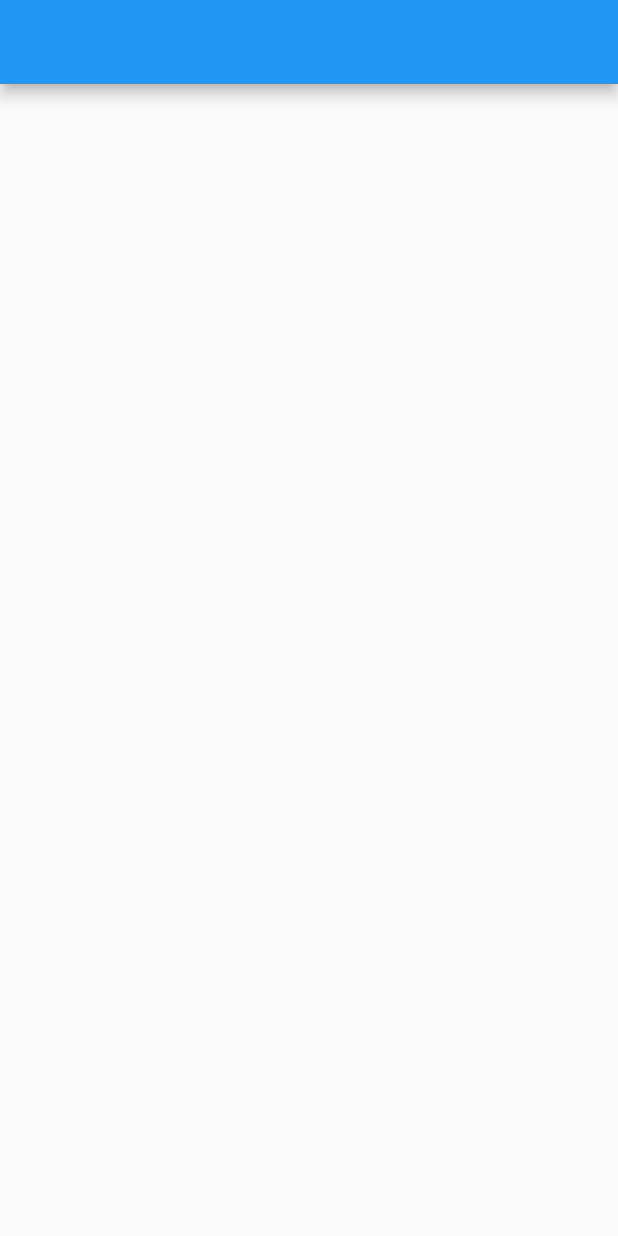
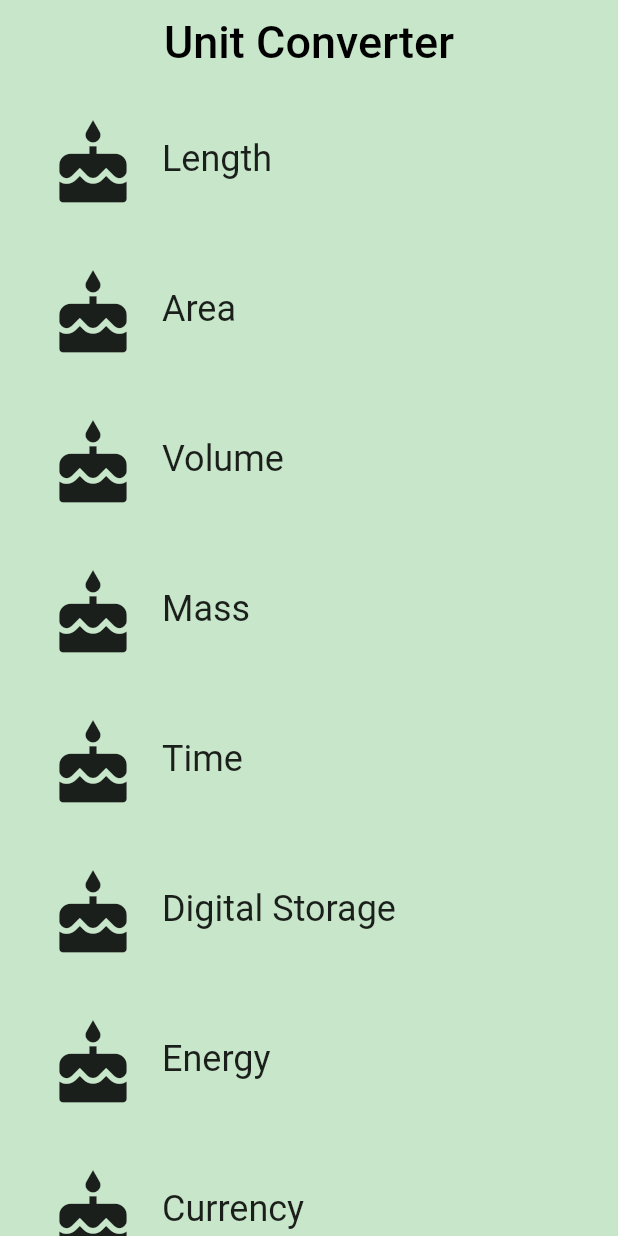
Before and after one commit to wbdvlpr7/udacity-course, a Flutter app: the CategoryRoute screen opened directly, on a phone screen of 412 x 824 dp. Run offline on Flutter 3.47's test engine with Material 2 defaults, Android fonts, the phone set to English and light mode, and no system bars.

Commit message:
03_category_route

```diff
--- a/course/03_category_route/task_03_category_route/lib/category_route.dart
+++ b/course/03_category_route/task_03_category_route/lib/category_route.dart
@@ -7,6 +7,9 @@
 import 'package:flutter/material.dart';
 
 // TODO: Check if we need to import anything
+import 'category.dart';
+
+final _backgroundColor = Colors.green[100];
 
 // TODO: Define any constants
 
@@ -47,16 +50,47 @@ class CategoryRoute extends StatelessWidget {
     // TODO: Create a list of the eight Categories, using the names and colors
     // from above. Use a placeholder icon, such as `Icons.cake` for each
     // Category. We'll add custom icons later.
+    final List<Category> categories = [];
+    for (var i = 0; i < _categoryNames.length; i++) {
+      categories.add(
+        Category(
+            name: _categoryNames[i],
+            color: _baseColors[i] as ColorSwatch<dynamic>,
+            iconLocation: Icons.cake),
+      );
+    }
 
     // TODO: Create a list view of the Categories
-    final listView = Container();
+    final listView = Container(
+      padding: const EdgeInsets.symmetric(horizontal: 8.0),
+      color: _backgroundColor,
+      child: _buildListView(categories),
+    );
 
     // TODO: Create an App Bar
-    final appBar = AppBar();
+    final appBar = AppBar(
+      centerTitle: true,
+      elevation: 0.0,
+      backgroundColor: _backgroundColor,
+      title: const Text(
+        'Unit Converter',
+        style: TextStyle(
+          fontSize: 30.0,
+          color: Colors.black,
+        ),
+      ),
+    );
 
     return Scaffold(
       appBar: appBar,
       body: listView,
     );
   }
+
+  ListView _buildListView(List<Category> categories) {
+    return ListView.builder(
+      itemBuilder: (context, index) => categories[index],
+      itemCount: categories.length,
+    );
+  }
 }
--- a/course/03_category_route/task_03_category_route/lib/main.dart
+++ b/course/03_category_route/task_03_category_route/lib/main.dart
@@ -6,6 +6,7 @@
 import 'package:flutter/material.dart';
 
 // TODO: Import the CategoryRoute widget
+import 'category_route.dart';
 
 /// The function that is called when main.dart is run.
 void main() {
@@ -20,12 +21,12 @@ class UnitConverterApp extends StatelessWidget {
 
   @override
   Widget build(BuildContext context) {
-    return MaterialApp(
+    return const MaterialApp(
       debugShowCheckedModeBanner: false,
       title: 'Unit Converter',
       // TODO: Instead of pointing to exactly 1 Category widget,
       // our home should now point to an instance of the CategoryRoute widget.
-      home: Container(),
+      home: CategoryRoute(),
     );
   }
 }
```
Also changed, not shown: 1 other file.
